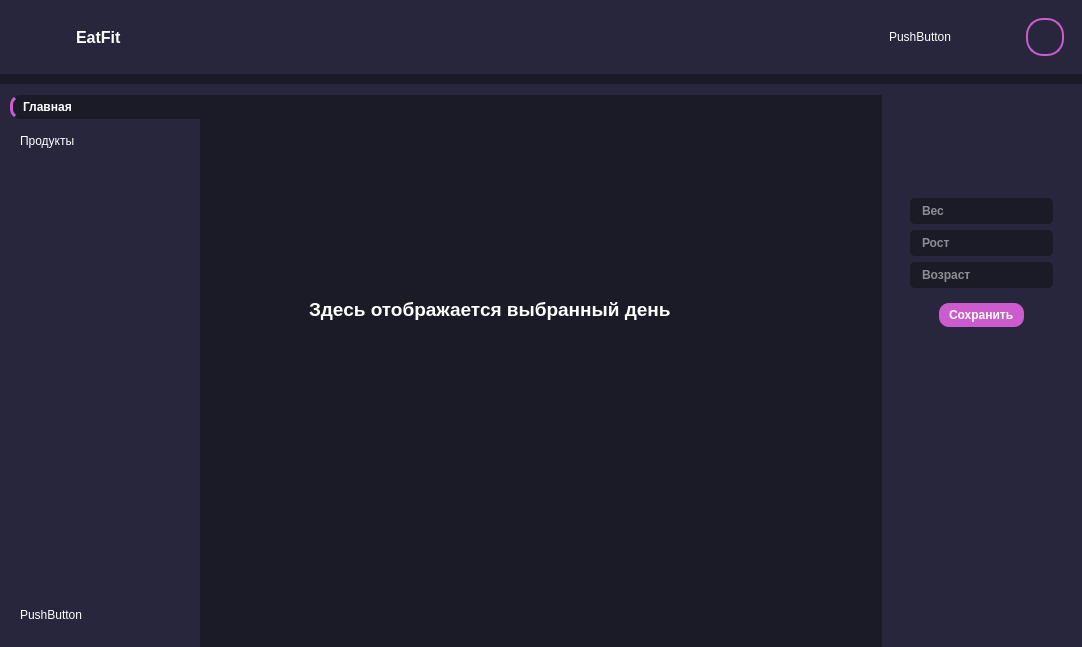
Old version of the form interface.ui in the repository Fotlex/EatFit.
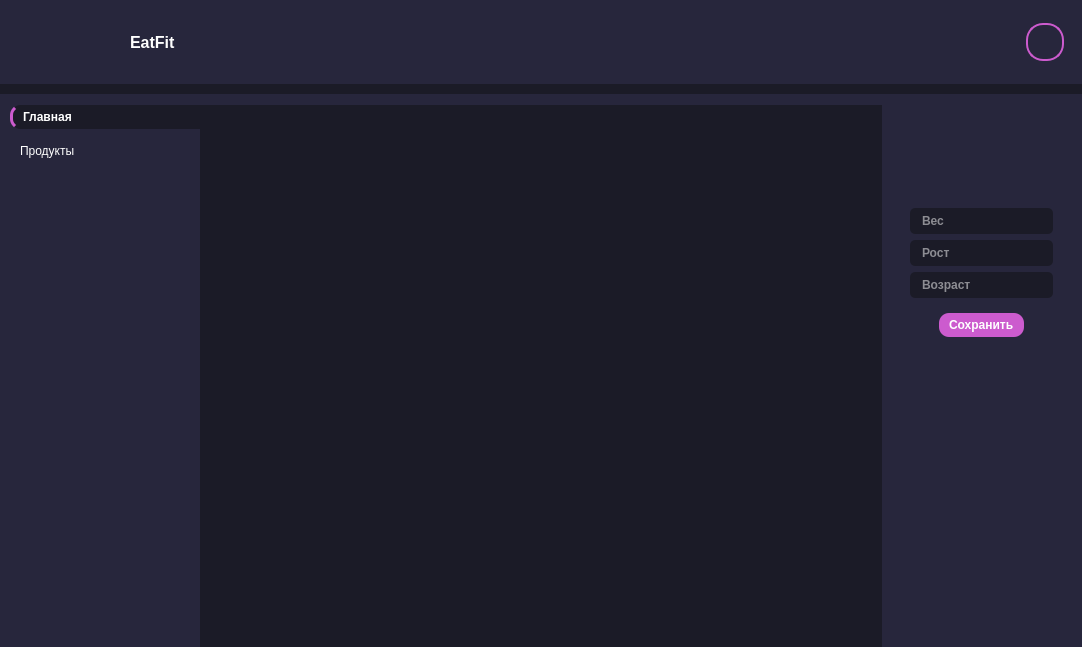
New version of the form. Icons and pictures are not drawn.

```diff
--- a/interface.ui
+++ b/interface.ui
@@ -109,6 +109,22 @@
             </property>
            </widget>
           </item>
+          <item>
+           <widget class="QLabel" name="label_5">
+            <property name="minimumSize">
+             <size>
+              <width>48</width>
+              <height>48</height>
+             </size>
+            </property>
+            <property name="text">
+             <string/>
+            </property>
+            <property name="pixmap">
+             <pixmap resource="icons.qrc">:/icons/resources/logo.png</pixmap>
+            </property>
+           </widget>
+          </item>
           <item>
            <widget class="QLabel" name="label">
             <property name="font">
@@ -136,14 +152,7 @@
          </property>
          <layout class="QHBoxLayout" name="horizontalLayout_3">
           <item>
-           <widget class="QPushButton" name="pushButton_2">
-            <property name="text">
-             <string>PushButton</string>
-            </property>
-           </widget>
-          </item>
-          <item>
-           <widget class="QPushButton" name="pushButton_3">
+           <widget class="QPushButton" name="calendarBtn">
             <property name="cursor">
              <cursorShape>PointingHandCursor</cursorShape>
             </property>
@@ -403,19 +412,6 @@
                 <property name="bottomMargin">
                  <number>20</number>
                 </property>
-                <item>
-                 <widget class="QPushButton" name="pushButton_7">
-                  <property name="text">
-                   <string>PushButton</string>
-                  </property>
-                  <property name="checkable">
-                   <bool>false</bool>
-                  </property>
-                  <property name="autoExclusive">
-                   <bool>false</bool>
-                  </property>
-                 </widget>
-                </item>
                </layout>
               </widget>
              </item>
@@ -429,64 +425,7 @@
         <widget class="QWidget" name="mainBodyContent" native="true">
          <layout class="QVBoxLayout" name="verticalLayout_2">
           <item>
-           <widget class="QStackedWidget" name="stackedWidget">
-            <widget class="QWidget" name="homePage">
-             <widget class="QLabel" name="label_4">
-              <property name="geometry">
-               <rect>
-                <x>100</x>
-                <y>160</y>
-                <width>451</width>
-                <height>91</height>
-               </rect>
-              </property>
-              <property name="font">
-               <font>
-                <pointsize>14</pointsize>
-                <weight>75</weight>
-                <bold>true</bold>
-               </font>
-              </property>
-              <property name="text">
-               <string>Здесь отображается выбранный день</string>
-              </property>
-              <property name="textFormat">
-               <enum>Qt::AutoText</enum>
-              </property>
-              <property name="scaledContents">
-               <bool>false</bool>
-              </property>
-             </widget>
-            </widget>
-            <widget class="QWidget" name="productsPage">
-             <widget class="QLabel" name="label_3">
-              <property name="geometry">
-               <rect>
-                <x>130</x>
-                <y>170</y>
-                <width>371</width>
-                <height>91</height>
-               </rect>
-              </property>
-              <property name="font">
-               <font>
-                <pointsize>14</pointsize>
-                <weight>75</weight>
-                <bold>true</bold>
-               </font>
-              </property>
-              <property name="text">
-               <string>Здесь изменяются продукты</string>
-              </property>
-              <property name="textFormat">
-               <enum>Qt::AutoText</enum>
-              </property>
-              <property name="scaledContents">
-               <bool>false</bool>
-              </property>
-             </widget>
-            </widget>
-           </widget>
+           <widget class="QStackedWidget" name="stackedWidget"/>
           </item>
          </layout>
         </widget>
```
Left out of the diff: 15 changed lines with no effect on the pictures.
